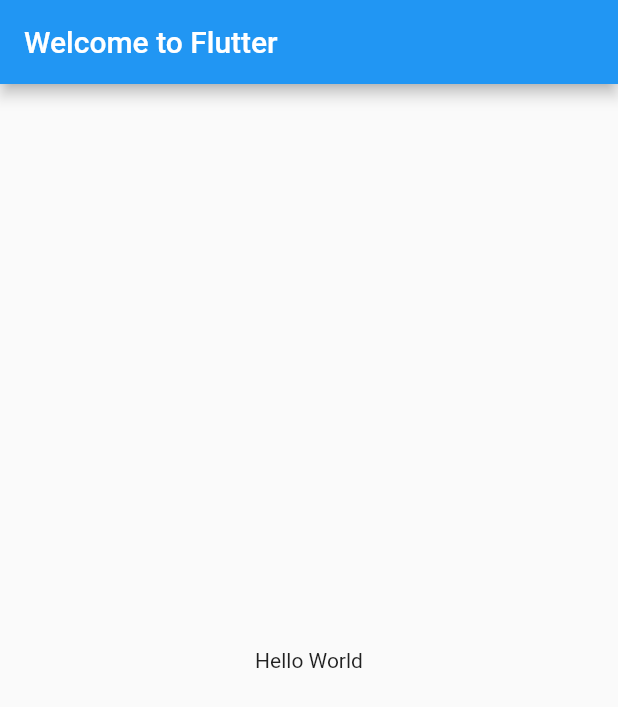
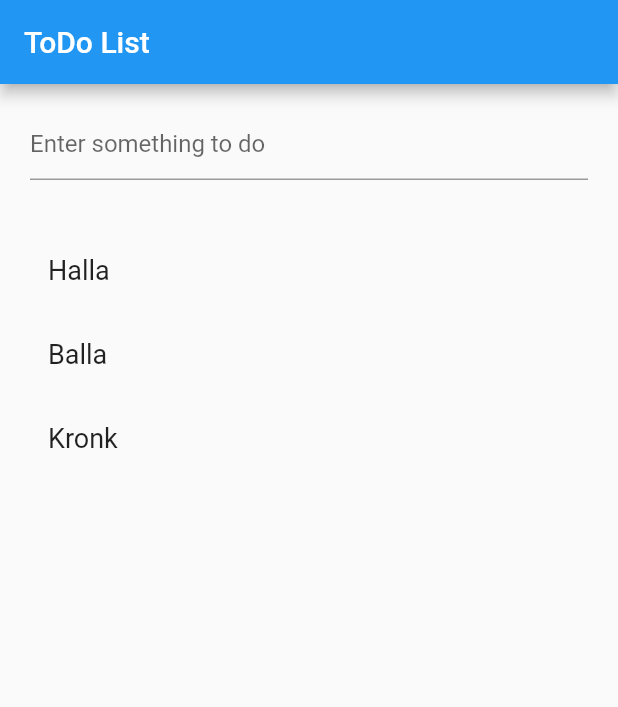
Before and after one commit to williamgt/IDATT2506, a Flutter app: the screen it shows after launch, on a phone screen of 412 x 824 dp. Shown: the top 707 px of the screen. Run offline on Flutter 3.47's test engine with Material 2 defaults, Android fonts, the phone set to English and light mode, and no system bars.

Commit message:
Can add todos to list and unfocus keyboard when tapping outside it

```diff
--- a/oblig8/code/todo_list/lib/main.dart
+++ b/oblig8/code/todo_list/lib/main.dart
@@ -1,4 +1,5 @@
 import 'package:flutter/material.dart';
+import 'package:todo_list/todo.dart';
 
 void main() {
   runApp(const MyApp());
@@ -9,30 +10,78 @@ class MyApp extends StatelessWidget {
 
   @override
   Widget build(BuildContext context) {
-    return MaterialApp(
-      title: 'Welcome to Flutter',
-      home: Scaffold(
-        appBar: AppBar(
-          title: const Text('Welcome to Flutter'),
-        ),
-        body: const Center(
-          child: Text('Hello World'),
+    return GestureDetector(
+      onTap: () => FocusManager.instance.primaryFocus?.unfocus(), //TODO May need some work idk
+      child: MaterialApp(
+        title: 'ToDo List',
+        home: Scaffold(
+          appBar: AppBar(
+            title: const Text('ToDo List'),
+          ),
+          body: const Center(
+            child: ToDoList(),
+          ),
         ),
       ),
     );
   }
 }
 
-class TodoList extends StatefulWidget {
-  const TodoList({super.key});
+class ToDoList extends StatefulWidget {
+  const ToDoList({super.key});
 
   @override
-  State<TodoList> createState() => _TodoListState();
+  State<ToDoList> createState() => _ToDoListState();
 }
 
-class _TodoListState extends State<TodoList> {
+class _ToDoListState extends State<ToDoList> {
+  final _todos = <ToDo>[ToDo("Halla"), ToDo("Balla"), ToDo("Kronk")];
+
+  final TextEditingController eCtrl = TextEditingController();
+  final FocusNode fNode = FocusNode();
+
+  final _biggerFont = const TextStyle(fontSize: 18);
+
   @override
   Widget build(BuildContext context) {
-    return Container();
+    return Column(
+      children: [
+        Padding(
+          padding: const EdgeInsets.symmetric(horizontal: 20, vertical: 16),
+          child: TextField(
+            controller: eCtrl,
+            focusNode: fNode,
+            onSubmitted: (value) {
+              _todos.add(ToDo(value));
+              eCtrl.clear(); // Clear the Text area
+              fNode.requestFocus();
+              setState(() {}); // Redraw the Stateful Widget
+            },
+            decoration: const InputDecoration(
+              hintText: 'Enter something to do',
+            ),
+          ),
+        ),
+        Expanded(
+          child: ListView.builder(
+            //Consider using cards, maybe better if goind to change bg color
+            itemCount: _todos.length,
+            padding: const EdgeInsets.all(16.0),
+            itemBuilder: (context, index) {
+              return ListTile(
+                title: Text(
+                  _todos[index].description,
+                  style: _biggerFont,
+                ),
+              );
+            },
+            /*  separatorBuilder: (BuildContext context, int index) =>
+                const Divider(
+              thickness: 1.0,
+            ), */
+          ),
+        )
+      ],
+    );
   }
 }
```
